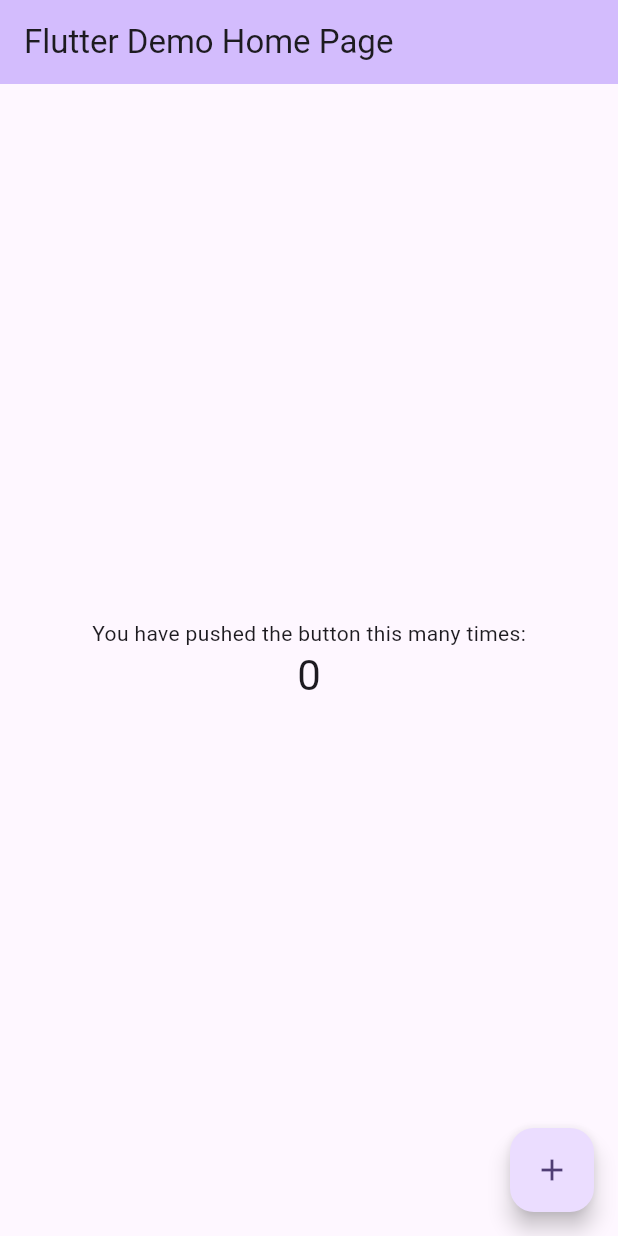
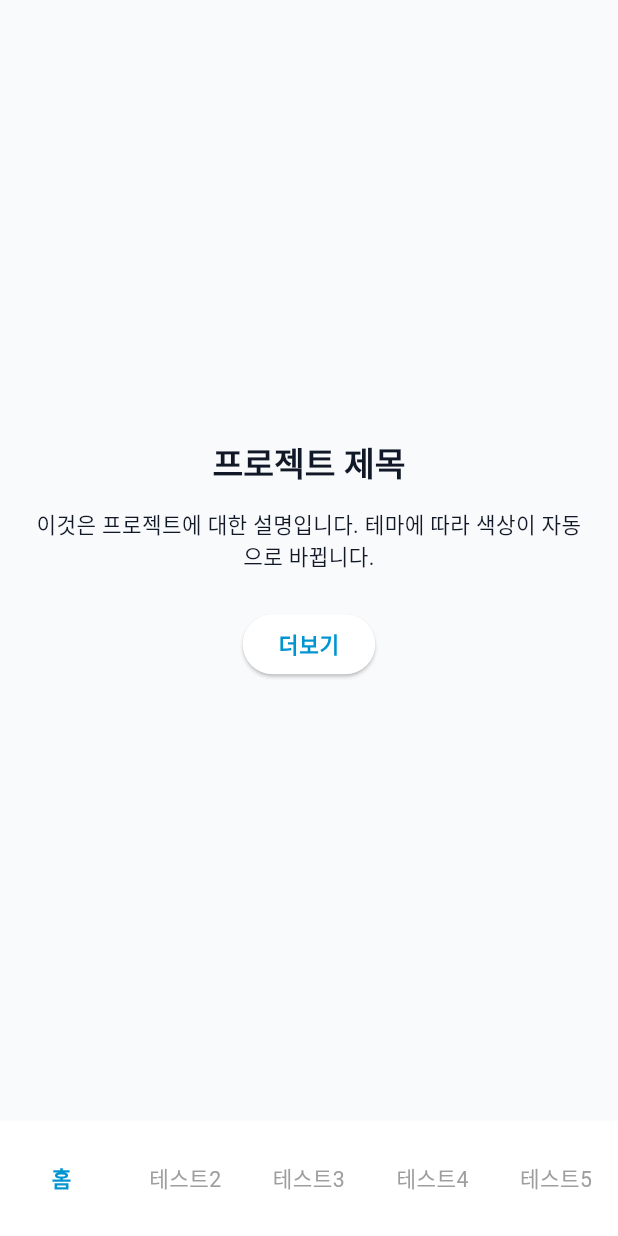
Before and after one commit to JangYeonghun/notebook-flutter, a Flutter app: the screen it shows after launch, on a phone screen of 412 x 824 dp. Run offline on Flutter 3.47's test engine with Material 3 defaults, Android fonts, the phone set to English and light mode, and no system bars; our stand-ins replace flutter_screenutil; Roboto replaces fonts that are missing (Pretendard).

Commit message:
feature: Add bottom navigation with flutter widget

```diff
--- a/lib/main.dart
+++ b/lib/main.dart
@@ -1,4 +1,8 @@
 import 'package:flutter/material.dart';
+import 'package:flutter/services.dart';
+import 'package:flutter_screenutil/flutter_screenutil.dart';
+import 'package:notebook/src/common/layout/main_layout.dart';
+import 'package:notebook/src/common/theme/app_theme.dart';
 
 void main() {
   runApp(const MyApp());
@@ -7,116 +11,72 @@ void main() {
 class MyApp extends StatelessWidget {
   const MyApp({super.key});
 
-  // This widget is the root of your application.
   @override
   Widget build(BuildContext context) {
-    return MaterialApp(
-      title: 'Flutter Demo',
-      theme: ThemeData(
-        // This is the theme of your application.
-        //
-        // TRY THIS: Try running your application with "flutter run". You'll see
-        // the application has a purple toolbar. Then, without quitting the app,
-        // try changing the seedColor in the colorScheme below to Colors.green
-        // and then invoke "hot reload" (save your changes or press the "hot
-        // reload" button in a Flutter-supported IDE, or press "r" if you used
-        // the command line to start the app).
-        //
-        // Notice that the counter didn't reset back to zero; the application
-        // state is not lost during the reload. To reset the state, use hot
-        // restart instead.
-        //
-        // This works for code too, not just values: Most code changes can be
-        // tested with just a hot reload.
-        colorScheme: ColorScheme.fromSeed(seedColor: Colors.deepPurple),
-      ),
-      home: const MyHomePage(title: 'Flutter Demo Home Page'),
+    // 시스템 UI 오버레이 스타일 설정
+    SystemChrome.setSystemUIOverlayStyle(
+      const SystemUiOverlayStyle(
+        statusBarColor: Colors.transparent,
+      )
+    );
+
+    return ScreenUtilInit(
+      designSize: const Size(375, 812),
+      minTextAdapt: true, // 텍스트 크기를 조절할 때, 화면의 너비와 높이 중 더 작은 값을 기준으로 적용할지
+      splitScreenMode: true, // 분할 화면 모드 지원
+      builder: (_, child) {
+        return MaterialApp(
+          title: 'My notebook',
+          theme: AppTheme.lightTheme,
+          darkTheme: AppTheme.darkTheme,
+          themeMode: ThemeMode.system,
+          builder: (context, widget) {
+            return MediaQuery(
+                data: MediaQuery.of(context).copyWith(textScaler: TextScaler.noScaling), // 시스템 글자 크기 설정 무시
+                child: widget!,
+            );
+          },
+          home: const MainLayout(),
+        );
+      },
     );
   }
 }
 
-class MyHomePage extends StatefulWidget {
-  const MyHomePage({super.key, required this.title});
-
-  // This widget is the home page of your application. It is stateful, meaning
-  // that it has a State object (defined below) that contains fields that affect
-  // how it looks.
-
-  // This class is the configuration for the state. It holds the values (in this
-  // case the title) provided by the parent (in this case the App widget) and
-  // used by the build method of the State. Fields in a Widget subclass are
-  // always marked "final".
-
-  final String title;
-
-  @override
-  State<MyHomePage> createState() => _MyHomePageState();
-}
-
-class _MyHomePageState extends State<MyHomePage> {
-  int _counter = 0;
-
-  void _incrementCounter() {
-    setState(() {
-      // This call to setState tells the Flutter framework that something has
-      // changed in this State, which causes it to rerun the build method below
-      // so that the display can reflect the updated values. If we changed
-      // _counter without calling setState(), then the build method would not be
-      // called again, and so nothing would appear to happen.
-      _counter++;
-    });
-  }
+class HomePage extends StatelessWidget {
+  const HomePage({super.key});
 
   @override
   Widget build(BuildContext context) {
-    // This method is rerun every time setState is called, for instance as done
-    // by the _incrementCounter method above.
-    //
-    // The Flutter framework has been optimized to make rerunning build methods
-    // fast, so that you can just rebuild anything that needs updating rather
-    // than having to individually change instances of widgets.
+    final ThemeData theme = Theme.of(context);
+
     return Scaffold(
-      appBar: AppBar(
-        // TRY THIS: Try changing the color here to a specific color (to
-        // Colors.amber, perhaps?) and trigger a hot reload to see the AppBar
-        // change color while the other colors stay the same.
-        backgroundColor: Theme.of(context).colorScheme.inversePrimary,
-        // Here we take the value from the MyHomePage object that was created by
-        // the App.build method, and use it to set our appbar title.
-        title: Text(widget.title),
-      ),
       body: Center(
-        // Center is a layout widget. It takes a single child and positions it
-        // in the middle of the parent.
         child: Column(
-          // Column is also a layout widget. It takes a list of children and
-          // arranges them vertically. By default, it sizes itself to fit its
-          // children horizontally, and tries to be as tall as its parent.
-          //
-          // Column has various properties to control how it sizes itself and
-          // how it positions its children. Here we use mainAxisAlignment to
-          // center the children vertically; the main axis here is the vertical
-          // axis because Columns are vertical (the cross axis would be
-          // horizontal).
-          //
-          // TRY THIS: Invoke "debug painting" (choose the "Toggle Debug Paint"
-          // action in the IDE, or press "p" in the console), to see the
-          // wireframe for each widget.
           mainAxisAlignment: MainAxisAlignment.center,
-          children: <Widget>[
-            const Text('You have pushed the button this many times:'),
+
+          children: [
             Text(
-              '$_counter',
-              style: Theme.of(context).textTheme.headlineMedium,
+              '프로젝트 제목',
+              style: theme.textTheme.headlineMedium,
+            ),
+            const SizedBox(height: 16),
+            Padding(
+              padding: const EdgeInsets.symmetric(horizontal: 24.0),
+              child: Text(
+                '이것은 프로젝트에 대한 설명입니다. 테마에 따라 색상이 자동으로 바뀝니다.',
+                textAlign: TextAlign.center,
+                style: theme.textTheme.bodyMedium,
+              ),
+            ),
+            const SizedBox(height: 24),
+            ElevatedButton(
+              onPressed: () {},
+              child: const Text('더보기'),
             ),
           ],
         ),
       ),
-      floatingActionButton: FloatingActionButton(
-        onPressed: _incrementCounter,
-        tooltip: 'Increment',
-        child: const Icon(Icons.add),
-      ), // This trailing comma makes auto-formatting nicer for build methods.
     );
   }
 }
--- /dev/null
+++ b/lib/src/common/components/bottom_navigation_item.dart
@@ -0,0 +1,31 @@
+import 'package:flutter/material.dart';
+import 'package:notebook/src/common/extensions/widget_extensions.dart';
+import 'package:notebook/src/core/configs/bottom_navigation_config.dart';
+
+class BottomNavigationItem extends StatelessWidget {
+  final BottomNavData navData;
+  final bool isSelected;
+  final VoidCallback onTap;
+  const BottomNavigationItem({
+    super.key,
+    required this.navData,
+    required this.isSelected,
+    required this.onTap,
+  });
+
+  @override
+  Widget build(BuildContext context) {
+    return Expanded(
+      child: SizedBox(
+        child: Text(
+          navData.title,
+          style: TextStyle(
+            color: isSelected ? Theme.of(context).primaryColor : Colors.grey,
+            fontWeight: isSelected ? FontWeight.bold : FontWeight.normal,
+          ),
+          textAlign: TextAlign.center,
+        ),
+      ).onTap(onTap),
+    );
+  }
+}
--- /dev/null
+++ b/lib/src/common/extensions/widget_extensions.dart
@@ -0,0 +1,9 @@
+import 'package:flutter/material.dart';
+
+extension WidgetExtensions on Widget {
+  Widget onTap(VoidCallback onTap) => GestureDetector(
+    onTap: onTap,
+    behavior: HitTestBehavior.opaque,
+    child: this,
+  );
+}
--- /dev/null
+++ b/lib/src/common/layout/bottom_navigation.dart
@@ -0,0 +1,35 @@
+import 'package:flutter/material.dart';
+import 'package:flutter_screenutil/flutter_screenutil.dart';
+import 'package:notebook/src/common/components/bottom_navigation_item.dart';
+import 'package:notebook/src/core/configs/bottom_navigation_config.dart';
+
+class BottomNavigation extends StatelessWidget {
+  final List<BottomNavData> navItems;
+  final int currentIndex;
+  final Function(int) onTap;
+  const BottomNavigation({
+    super.key,
+    required this.navItems,
+    required this.currentIndex,
+    required this.onTap,
+  });
+
+  @override
+  Widget build(BuildContext context) {
+    return Container(
+      height: 70.w,
+      child: Row(
+        mainAxisAlignment: MainAxisAlignment.spaceAround,
+        children: navItems.asMap().entries.map((entry) {
+          final int index = entry.key;
+          final BottomNavData navData = entry.value;
+          return BottomNavigationItem(
+            navData: navData,
+            isSelected: currentIndex == index,
+            onTap: () => onTap(index),
+          );
+        }).toList(),
+      ),
+    );
+  }
+}
--- /dev/null
+++ b/lib/src/common/layout/main_layout.dart
@@ -0,0 +1,39 @@
+import 'package:flutter/material.dart';
+import 'package:notebook/src/common/layout/bottom_navigation.dart';
+import 'package:notebook/src/common/layout/scaffold_layout.dart';
+import 'package:notebook/src/core/configs/bottom_navigation_config.dart';
+
+class MainLayout extends StatefulWidget {
+  const MainLayout({super.key});
+
+  @override
+  State<MainLayout> createState() => _MainLayoutState();
+}
+
+class _MainLayoutState extends State<MainLayout> {
+  int _currentIndex = 0;
+
+  void _onTapTapped(int index) {
+    setState(() {
+      _currentIndex = index;
+    });
+  }
+
+  @override
+  Widget build(BuildContext context) {
+
+    return ScaffoldLayout(
+      body: IndexedStack(
+        index: _currentIndex,
+        children: BottomNavigationConfig.items.map((BottomNavData navData) => KeyedSubtree(
+            child: navData.widget
+        )).toList(),
+      ),
+      bottomNavigationBar: BottomNavigation(
+        navItems: BottomNavigationConfig.items,
+        currentIndex: _currentIndex,
+        onTap: _onTapTapped,
+      ),
+    );
+  }
+}
--- /dev/null
+++ b/lib/src/common/layout/scaffold_layout.dart
@@ -0,0 +1,46 @@
+import 'package:flutter/material.dart';
+import 'package:flutter/services.dart';
+
+class ScaffoldLayout extends StatelessWidget {
+  final PreferredSizeWidget? appBar;
+  final Widget body;
+  final bool bottomSafeArea;
+  final Color backgroundColor;
+  final Widget? bottomNavigationBar;
+  const ScaffoldLayout({
+    super.key,
+    this.appBar,
+    required this.body,
+    this.bottomSafeArea = true,
+    this.backgroundColor = Colors.white,
+    this.bottomNavigationBar,
+  });
+
+  @override
+  Widget build(BuildContext context) {
+    final Brightness currentBrightness = MediaQuery.platformBrightnessOf(context);
+
+    SystemChrome.setSystemUIOverlayStyle(
+      SystemUiOverlayStyle(
+        statusBarIconBrightness: currentBrightness == Brightness.dark ? Brightness.light : Brightness.dark,
+        statusBarBrightness: currentBrightness == Brightness.dark ? Brightness.light : Brightness.dark,
+      ),
+    );
+
+    return ColoredBox(
+      color: Colors.white,
+      child: SafeArea(
+        top: false,
+        child: Scaffold(
+          appBar: appBar,
+          backgroundColor: backgroundColor,
+          body: SafeArea(
+              bottom: bottomSafeArea,
+              child: body
+          ),
+          bottomNavigationBar: bottomNavigationBar,
+        ),
+      ),
+    );
+  }
+}
--- /dev/null
+++ b/lib/src/common/theme/app_colors.dart
@@ -0,0 +1,52 @@
+import 'package:flutter/material.dart';
+
+/// 앱의 색상 팔레트를 정의하는 클래스
+class AppColors {
+  const AppColors._();
+
+  // --- Light Mode Colors ---
+
+  /// [Light Mode] 상호작용 가능한 요소에 사용될 안정적인 메인 컬러 (버튼, 링크 등)
+  static const Color azure = Color(0xFF0095D1);
+
+  /// [Light Mode] 사용자의 시선을 끌어야 할 때 제한적으로 사용될 하이라이트 컬러
+  static const Color deepSkyBlue = Color(0xFF00BFFF);
+
+  /// [Light Mode] 앱의 전체 배경색
+  static const Color arcticWhite = Color(0xFFF9FAFB);
+
+  /// [Light Mode] 카드, 다이얼로그 등 배경 위에 떠 있는 요소의 색상
+  static const Color white = Color(0xFFFFFFFF);
+
+  /// [Light Mode] 주요 텍스트 색상 (본문, 제목 등)
+  static const Color richBlack = Color(0xFF111827);
+
+  /// [Light Mode] 보조 텍스트 색상 (부가 정보, 비활성화 텍스트 등)
+  static const Color stormGrey = Color(0xFF6B7280);
+
+  // --- Dark Mode Colors ---
+
+  /// [Dark Mode] 상호작용 가능한 요소에 사용될 선명한 메인 컬러
+  static const Color vividSky = Color(0xFF33C6FF);
+
+  /// [Dark Mode] Vivid Sky 색상 위의 텍스트 색상 (높은 대비)
+  static const Color deepOcean = Color(0xFF00334D);
+
+  /// [Dark Mode] 앱의 전체 배경색 (Material Design 표준 다크 배경)
+  static const Color onyx = Color(0xFF121212);
+
+  /// [Dark Mode] 카드, 다이얼로그 등 배경 위에 떠 있는 요소의 색상
+  static const Color darkMatter = Color(0xFF1E1E1E);
+
+  /// [Dark Mode] 주요 텍스트 색상
+  static const Color ghostWhite = Color(0xFFF1F1F1);
+
+  /// [Dark Mode] 보조 텍스트 색상
+  static const Color silver = Color(0xFFA0A0A0);
+
+  // --- Common Colors ---
+
+  /// 에러 상태를 나타내는 색상
+  static const Color errorLight = Color(0xFFB00020);
+  static const Color errorDark = Color(0xFFCF6679);
+}
--- /dev/null
+++ b/lib/src/common/theme/app_text_styles.dart
@@ -0,0 +1,65 @@
+import 'package:flutter/material.dart';
+import 'package:flutter_screenutil/flutter_screenutil.dart';
+
+/// 앱의 타이포그래피 스타일을 정의하는 클래스
+class AppTextStyles {
+  const AppTextStyles._();
+
+  static const String fontFamily = 'Pretendard';
+
+  static final TextStyle display = TextStyle(
+    fontFamily: fontFamily,
+    fontWeight: FontWeight.w700,
+    fontSize: 36.sp,
+    height: 44 / 36,
+  );
+
+  static final TextStyle headline1 = TextStyle(
+    fontFamily: fontFamily,
+    fontWeight: FontWeight.w700,
+    fontSize: 28.sp,
+    height: 36 / 28,
+  );
+
+  static final TextStyle headline2 = TextStyle(
+    fontFamily: fontFamily,
+    fontWeight: FontWeight.w600,
+    fontSize: 22.sp,
+    height: 28 / 22,
+  );
+
+  static final TextStyle subtitle1 = TextStyle(
+    fontFamily: fontFamily,
+    fontWeight: FontWeight.w500,
+    fontSize: 18.sp,
+    height: 24 / 18,
+  );
+
+  static final TextStyle body1 = TextStyle(
+    fontFamily: fontFamily,
+    fontWeight: FontWeight.w400,
+    fontSize: 16.sp,
+    height: 24 / 16,
+  );
+
+  static final TextStyle body2 = TextStyle(
+    fontFamily: fontFamily,
+    fontWeight: FontWeight.w400,
+    fontSize: 14.sp,
+    height: 20 / 14,
+  );
+
+  static final TextStyle button = TextStyle(
+    fontFamily: fontFamily,
+    fontWeight: FontWeight.w600,
+    fontSize: 14.sp,
+    letterSpacing: 0.5.w,
+  );
+
+  static final TextStyle caption = TextStyle(
+    fontFamily: fontFamily,
+    fontWeight: FontWeight.w400,
+    fontSize: 12.sp,
+    height: 16 / 12,
+  );
+}
--- /dev/null
+++ b/lib/src/common/theme/app_theme.dart
@@ -0,0 +1,65 @@
+
+import 'package:flutter/material.dart';
+import 'package:notebook/src/common/theme/app_colors.dart';
+import 'package:notebook/src/common/theme/app_text_styles.dart';
+
+class AppTheme {
+  const AppTheme._();
+
+  static final TextTheme _textTheme = TextTheme(
+    displayLarge: AppTextStyles.display,
+    headlineLarge: AppTextStyles.headline1,
+    headlineMedium: AppTextStyles.headline2,
+    titleLarge: AppTextStyles.subtitle1,
+    bodyLarge: AppTextStyles.body1,
+    bodyMedium: AppTextStyles.body2,
+    labelLarge: AppTextStyles.button,
+    bodySmall: AppTextStyles.caption,
+  );
+
+  static ThemeData get lightTheme {
+    return ThemeData(
+      brightness: Brightness.light,
+      fontFamily: AppTextStyles.fontFamily,
+      scaffoldBackgroundColor: AppColors.arcticWhite,
+      colorScheme: const ColorScheme(
+        brightness: Brightness.light,
+        primary: AppColors.azure,
+        onPrimary: AppColors.white,
+        secondary: AppColors.deepSkyBlue,
+        onSecondary: AppColors.white,
+        error: AppColors.errorLight,
+        onError: AppColors.white,
+        surface: AppColors.white,
+        onSurface: AppColors.richBlack,
+      ),
+      textTheme: _textTheme.apply(
+        bodyColor: AppColors.richBlack,
+        displayColor: AppColors.richBlack,
+      ),
+    );
+  }
+
+  static ThemeData get darkTheme {
+    return ThemeData(
+      brightness: Brightness.dark,
+      fontFamily: AppTextStyles.fontFamily,
+      scaffoldBackgroundColor: AppColors.onyx,
+      colorScheme: const ColorScheme(
+        brightness: Brightness.dark,
+        primary: AppColors.vividSky,
+        onPrimary: AppColors.deepOcean,
+        secondary: AppColors.vividSky,
+        onSecondary: AppColors.deepOcean,
+        error: AppColors.errorDark,
+        onError: AppColors.onyx,
+        surface: AppColors.darkMatter,
+        onSurface: AppColors.ghostWhite,
+      ),
+      textTheme: _textTheme.apply(
+        bodyColor: AppColors.ghostWhite,
+        displayColor: AppColors.ghostWhite,
+      ),
+    );
+  }
+}
--- /dev/null
+++ b/lib/src/core/configs/bottom_navigation_config.dart
@@ -0,0 +1,20 @@
+import 'package:flutter/material.dart';
+import 'package:notebook/src/features/test2.dart';
+import 'package:notebook/src/features/test3.dart';
+import 'package:notebook/src/features/test4.dart';
+import 'package:notebook/src/features/test5.dart';
+import 'package:notebook/main.dart';
+
+typedef BottomNavData = ({int index, Widget widget, String title});
+
+class BottomNavigationConfig {
+  const BottomNavigationConfig._();
+
+  static const List<BottomNavData> items = [
+    (index: 0, widget: HomePage(), title: '홈'),
+    (index: 1, widget: Test2(), title: '테스트2'),
+    (index: 2, widget: Test3(), title: '테스트3'),
+    (index: 3, widget: Test4(), title: '테스트4'),
+    (index: 4, widget: Test5(), title: '테스트5'),
+  ];
+}
--- /dev/null
+++ b/lib/src/features/test2.dart
@@ -0,0 +1,16 @@
+import 'package:flutter/material.dart';
+import 'package:notebook/src/common/theme/app_text_styles.dart';
+
+class Test2 extends StatelessWidget {
+  const Test2({super.key});
+
+  @override
+  Widget build(BuildContext context) {
+    return Column(
+      mainAxisAlignment: MainAxisAlignment.center,
+      children: [
+        Text('222222', style: AppTextStyles.body1)
+      ],
+    );
+  }
+}
--- /dev/null
+++ b/lib/src/features/test3.dart
@@ -0,0 +1,16 @@
+import 'package:flutter/material.dart';
+import 'package:notebook/src/common/theme/app_text_styles.dart';
+
+class Test3 extends StatelessWidget {
+  const Test3({super.key});
+
+  @override
+  Widget build(BuildContext context) {
+    return Column(
+      mainAxisAlignment: MainAxisAlignment.center,
+      children: [
+        Text('333333', style: AppTextStyles.body1)
+      ],
+    );
+  }
+}
--- /dev/null
+++ b/lib/src/features/test4.dart
@@ -0,0 +1,16 @@
+import 'package:flutter/material.dart';
+import 'package:notebook/src/common/theme/app_text_styles.dart';
+
+class Test4 extends StatelessWidget {
+  const Test4({super.key});
+
+  @override
+  Widget build(BuildContext context) {
+    return Column(
+      mainAxisAlignment: MainAxisAlignment.center,
+      children: [
+        Text('44444444', style: AppTextStyles.body1)
+      ],
+    );
+  }
+}
--- /dev/null
+++ b/lib/src/features/test5.dart
@@ -0,0 +1,16 @@
+import 'package:flutter/material.dart';
+import 'package:notebook/src/common/theme/app_text_styles.dart';
+
+class Test5 extends StatelessWidget {
+  const Test5({super.key});
+
+  @override
+  Widget build(BuildContext context) {
+    return Column(
+      mainAxisAlignment: MainAxisAlignment.center,
+      children: [
+        Text('5555555', style: AppTextStyles.body1)
+      ],
+    );
+  }
+}
```
